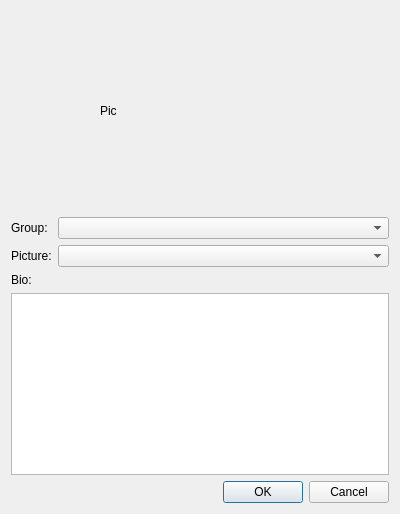
First picture: the form in ui/EditAdvisorDialog.ui, repository dmzdev/stance, before the edit.
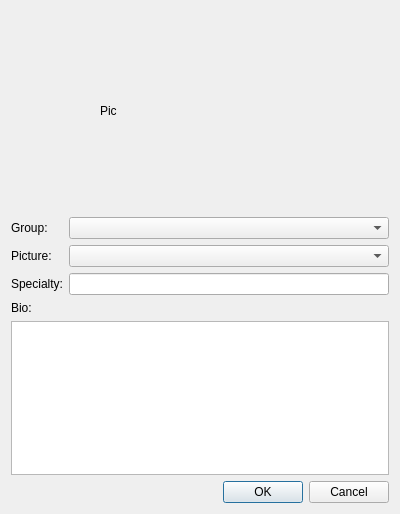
Second picture: the form after the edit.

Patch:
```diff
--- a/ui/EditAdvisorDialog.ui
+++ b/ui/EditAdvisorDialog.ui
@@ -88,16 +88,26 @@
      <item row="1" column="1">
       <widget class="QComboBox" name="pictureList"/>
      </item>
-     <item row="2" column="0" colspan="2">
+     <item row="3" column="0" colspan="2">
       <widget class="QLabel" name="label_3">
        <property name="text">
         <string>Bio:</string>
        </property>
       </widget>
      </item>
-     <item row="3" column="0" colspan="2">
+     <item row="4" column="0" colspan="2">
       <widget class="QTextEdit" name="advisorBio"/>
      </item>
+     <item row="2" column="0">
+      <widget class="QLabel" name="label_4">
+       <property name="text">
+        <string>Specialty:</string>
+       </property>
+      </widget>
+     </item>
+     <item row="2" column="1">
+      <widget class="QLineEdit" name="specialtyEdit"/>
+     </item>
     </layout>
    </item>
    <item>
```
